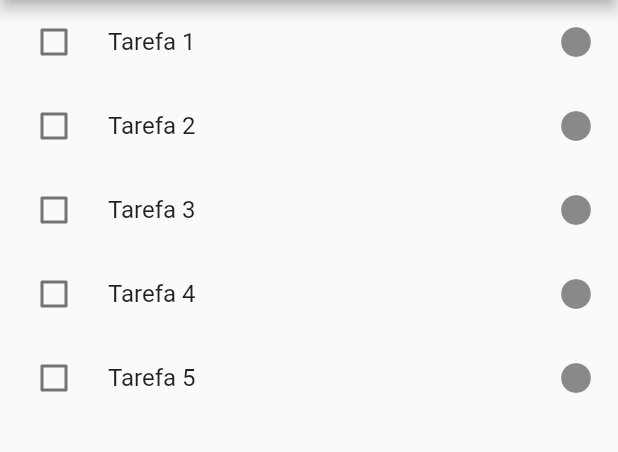
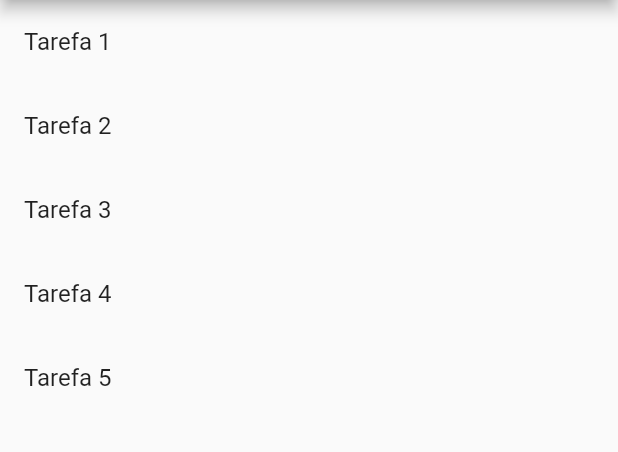
Before and after one commit to rafa-simoes22/lista_de_tarefas, a Flutter app: the screen it shows after launch, on a phone screen of 412 x 824 dp, the part 84-536 px from its top. Run offline on Flutter 3.47's test engine with Material 2 defaults, Android fonts, the phone set to English and light mode, and no system bars.

Commit message:
alteração codigo

```diff
--- a/lib/main.dart
+++ b/lib/main.dart
@@ -32,11 +32,6 @@ class _TodoListState extends State<TodoList> {
   void _toggleTask(int index) {
     setState(() {
       _todoItems[index].isDone = !_todoItems[index].isDone;
-
-      if (_todoItems[index].isDone) {
-        final doneTask = _todoItems.removeAt(index);
-        _todoItems.add(doneTask);
-      }
     });
   }
 
@@ -49,8 +44,9 @@ class _TodoListState extends State<TodoList> {
       body: ListView.builder(
         itemCount: _todoItems.length,
         itemBuilder: (context, index) {
-          return CheckboxListTile(
-            controlAffinity: ListTileControlAffinity.leading,
+          return GestureDetector(
+            onTap: () => _toggleTask(index),
+            child: ListTile(
               title: Text(
                 _todoItems[index].title,
                 style: TextStyle(
@@ -59,13 +55,6 @@ class _TodoListState extends State<TodoList> {
                       : TextDecoration.none,
                 ),
               ),
-            value: _todoItems[index].isDone,
-            onChanged: (_) => _toggleTask(index),
-            activeColor: Theme.of(context).primaryColor,
-            checkColor: Colors.white,
-            secondary: Icon(
-              Icons.circle,
-              size: 24,
             ),
           );
         },
```
Lines whose indentation alone changed are shown as unchanged.
